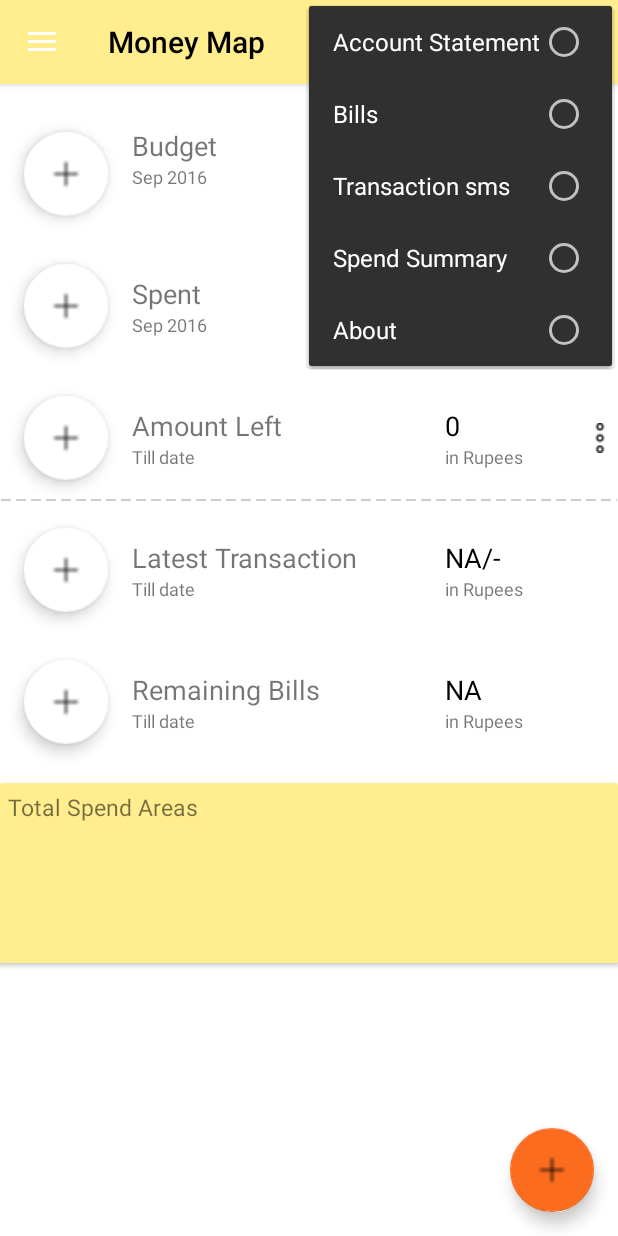
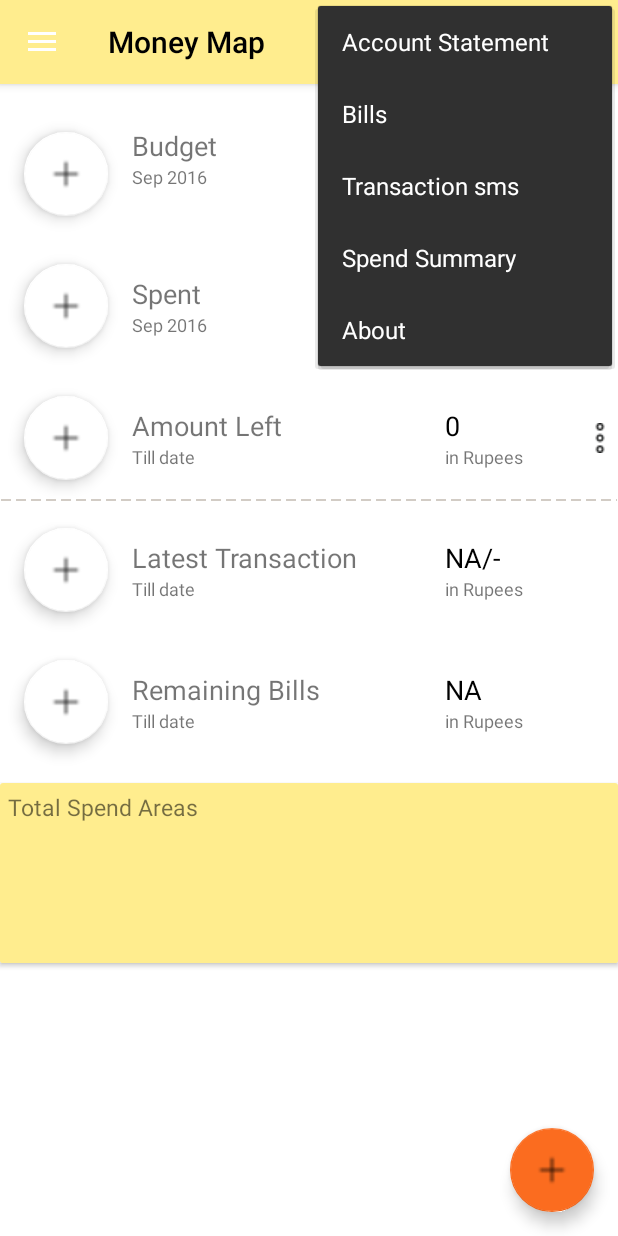
Before and after one commit to shekharshrivastava/MoneyMapSSoft, an Android app: the HomeActivity screen opened directly, with no data from a screen before it, with the options menu open, on a phone screen of 412 x 824 dp. Run offline under Robolectric (Android 15) with nearby library versions, the phone set to English and light mode, and no system bars; our stand-ins replace AdMob, CircleImageView; libraries missing offline, so code that uses them is left out: com.baoyz.swipemenulistview, com.facebook, com.facebook.login, net.frederico.showtipsview; plain views replace SwipeMenuListView; network calls fail; 13 statements that could not run were skipped.

```diff
--- a/ElectroKart/app/src/main/res/menu/drawer.xml
+++ b/ElectroKart/app/src/main/res/menu/drawer.xml
@@ -2,7 +2,6 @@
 <menu xmlns:android="http://schemas.android.com/apk/res/android"
     xmlns:app="http://schemas.android.com/apk/res-auto">
 
-    <group android:checkableBehavior="single">
 
         <item
             android:id="@+id/account"
@@ -25,8 +24,6 @@
             android:title="Spend Summary" />
 
 
-
-
         <item
             android:id="@+id/about"
             android:icon="@drawable/new_about"
@@ -39,5 +36,4 @@
             app:showAsAction="always|withText"/>
 
 
-    </group>
 </menu>
```
